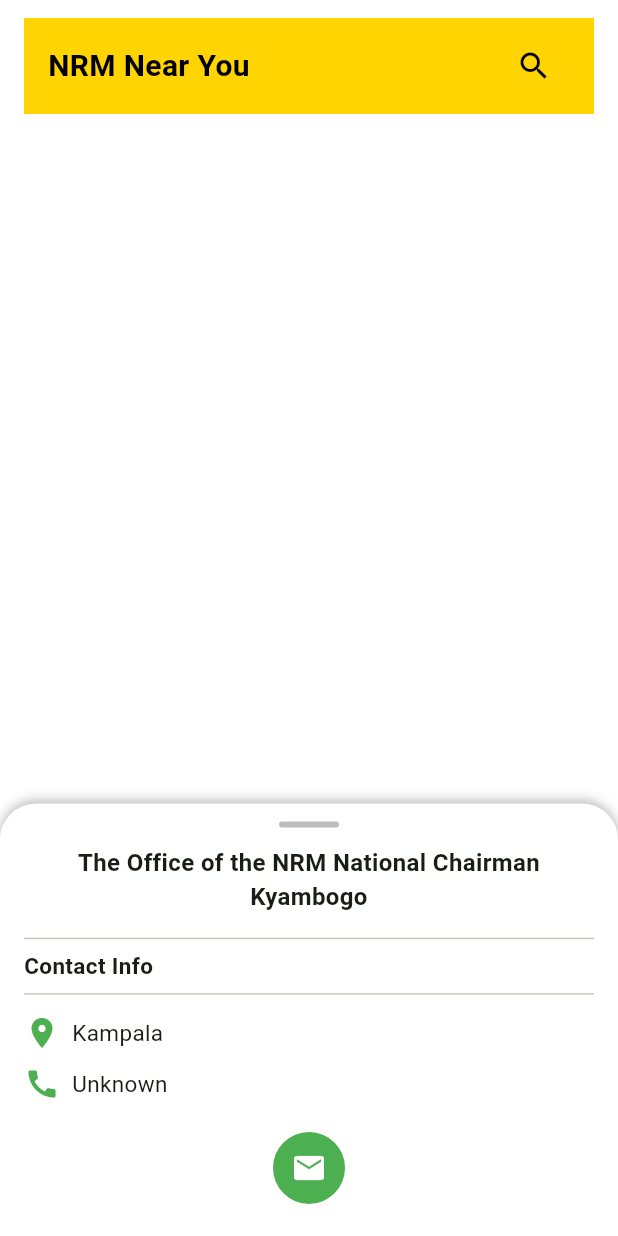
After one commit to ibalintuma/NRM-Afrosoft-Flutter, a Flutter app: the NearYouPage screen opened directly, on a phone screen of 412 x 824 dp. The commit adds this screen. Run offline on Flutter 3.47's test engine with Material 3 defaults, Android fonts, the phone set to English and light mode, and no system bars; our stand-ins replace carousel_slider, device_info_plus, dio, flutter_gemini, image_cropper, image_picker and 11 more; missing offline and left inert: flutter_inappwebview, flutter_inappwebview_android, video_thumbnail; accounts and stored records are empty.

Commit message:
near you

```diff
--- /dev/null
+++ b/lib/Home/TabWidgets/NearYouPage.dart
@@ -0,0 +1,148 @@
+import 'package:flutter/material.dart';
+
+class NearYouPage extends StatefulWidget {
+  const NearYouPage({super.key});
+
+  @override
+  State<NearYouPage> createState() => _NearYouPageState();
+}
+
+class _NearYouPageState extends State<NearYouPage> {
+  @override
+  Widget build(BuildContext context) {
+    return Scaffold(
+      // No AppBar
+      body: Stack(
+        children: [
+          // Background placeholder (to be replaced by Google Maps later)
+          Container(color: Colors.white),
+
+          // Header section
+          SafeArea(
+            child: Padding(
+              padding: const EdgeInsets.symmetric(horizontal: 16, vertical: 12),
+              child: Container(
+                padding: const EdgeInsets.symmetric(
+                  horizontal: 16,
+                  vertical: 8,
+                ),
+                decoration: BoxDecoration(color: Color(0xFFFFD401)),
+                child: Row(
+                  mainAxisAlignment: MainAxisAlignment.spaceBetween,
+                  children: [
+                    const Text(
+                      "NRM Near You",
+                      style: TextStyle(
+                        fontSize: 20,
+                        fontWeight: FontWeight.bold,
+                        color: Colors.black,
+                      ),
+                    ),
+                    IconButton(
+                      icon: const Icon(Icons.search, color: Colors.black),
+                      onPressed: () {
+                        // TODO: handle search tap
+                      },
+                    ),
+                  ],
+                ),
+              ),
+            ),
+          ),
+
+          // Draggable bottom sheet
+          DraggableScrollableSheet(
+            initialChildSize: 0.35,
+            minChildSize: 0.25,
+            maxChildSize: 0.6,
+            builder: (context, scrollController) {
+              return Container(
+                decoration: const BoxDecoration(
+                  color: Colors.white,
+                  borderRadius: BorderRadius.vertical(top: Radius.circular(24)),
+                  boxShadow: [
+                    BoxShadow(
+                      color: Colors.black26,
+                      blurRadius: 6,
+                      offset: Offset(0, -2),
+                    ),
+                  ],
+                ),
+                padding: const EdgeInsets.symmetric(
+                  horizontal: 16,
+                  vertical: 12,
+                ),
+                child: ListView(
+                  controller: scrollController,
+                  children: [
+                    Center(
+                      child: Container(
+                        width: 40,
+                        height: 4,
+                        margin: const EdgeInsets.only(bottom: 12),
+                        decoration: BoxDecoration(
+                          color: Colors.grey[400],
+                          borderRadius: BorderRadius.circular(4),
+                        ),
+                      ),
+                    ),
+                    const Text(
+                      'The Office of the NRM National Chairman Kyambogo',
+                      textAlign: TextAlign.center,
+                      style: TextStyle(
+                        fontSize: 16,
+                        fontWeight: FontWeight.bold,
+                      ),
+                    ),
+                    const SizedBox(height: 8),
+                    const Divider(),
+                    const Text(
+                      'Contact Info',
+                      style: TextStyle(
+                        fontSize: 15,
+                        fontWeight: FontWeight.w600,
+                      ),
+                    ),
+                    const Divider(),
+                    const SizedBox(height: 6),
+                    Row(
+                      children: const [
+                        Icon(Icons.location_on, color: Colors.green),
+                        SizedBox(width: 8),
+                        Text('Kampala', style: TextStyle(fontSize: 15)),
+                      ],
+                    ),
+                    const SizedBox(height: 10),
+                    Row(
+                      children: const [
+                        Icon(Icons.call, color: Colors.green),
+                        SizedBox(width: 8),
+                        Text('Unknown', style: TextStyle(fontSize: 15)),
+                      ],
+                    ),
+                    const SizedBox(height: 20),
+                    Center(
+                      child: Container(
+                        padding: const EdgeInsets.all(12),
+                        decoration: const BoxDecoration(
+                          shape: BoxShape.circle,
+                          color: Colors.green,
+                        ),
+                        child: const Icon(
+                          Icons.email,
+                          color: Colors.white,
+                          size: 24,
+                        ),
+                      ),
+                    ),
+                    const SizedBox(height: 20),
+                  ],
+                ),
+              );
+            },
+          ),
+        ],
+      ),
+    );
+  }
+}
```
Also changed, not shown: lib/Home/TabWidgets/HomeTabWidget.dart (+23 -2 lines), lib/Home/TabWidgets/NRM Candidates/CandidatesDetailPage.dart (added, +131 -0 lines), lib/Home/TabWidgets/NRM Candidates/CandidatesPage.dart (added, +131 -0 lines).
